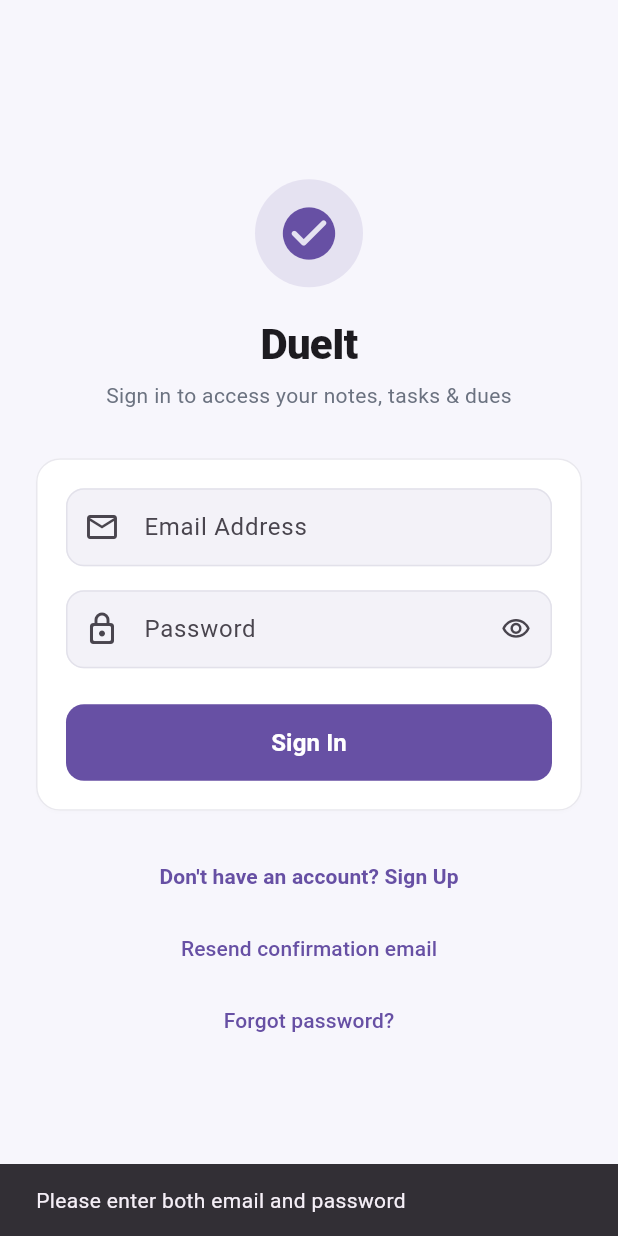
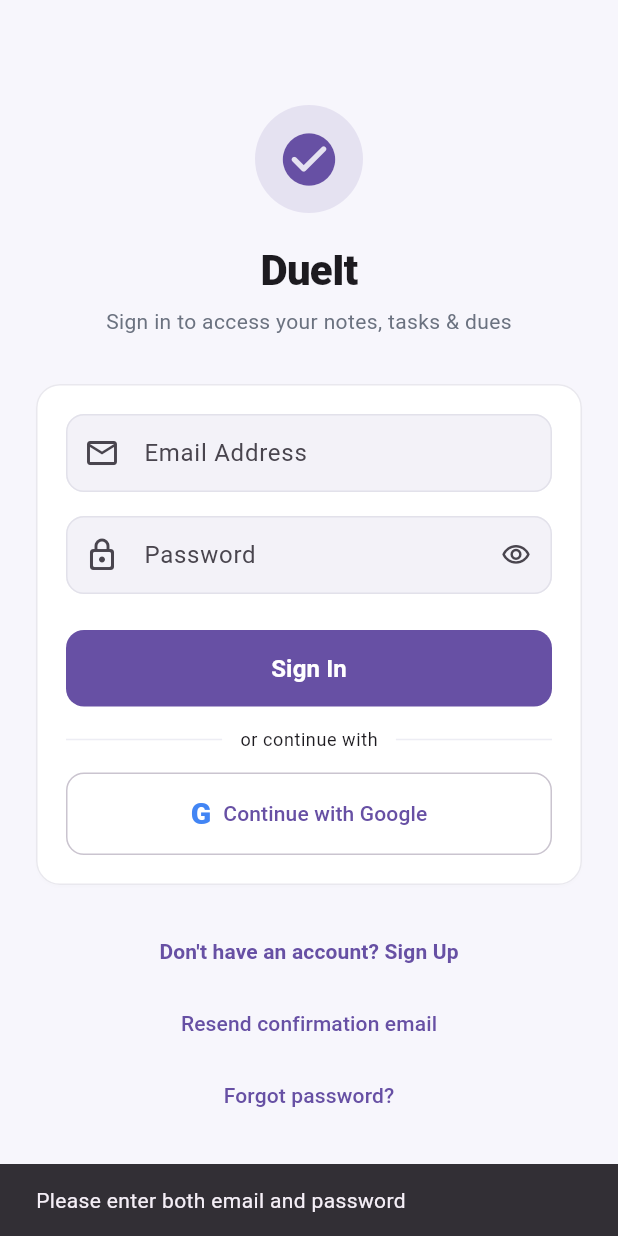
Before and after one commit to adityabhardwaj323/DueIt, a Flutter app: the screen it shows after launch, after a tap on "Sign In", on a phone screen of 412 x 824 dp. Run offline on Flutter 3.47's test engine with Material 3 defaults, Android fonts, the phone set to English and light mode, and no system bars; our stand-ins replace firebase_core, firebase_messaging, flutter_riverpod, share_plus, shared_preferences, supabase_flutter and 1 more; missing offline and left inert: home_widget; accounts and stored records are empty.

Commit message:
feat(auth): add Google OAuth and refresh session handling

```diff
--- a/due_it/lib/main.dart
+++ b/due_it/lib/main.dart
@@ -29,7 +29,15 @@ void main() async {
   await AppTimezone.initialize();
 
   // Initialize Supabase
-  await Supabase.initialize(url: supabaseUrl, anonKey: supabaseAnonKey);
+  await Supabase.initialize(
+    url: supabaseUrl,
+    publishableKey: supabaseAnonKey,
+    authOptions: const FlutterAuthClientOptions(
+      autoRefreshToken: true,
+      persistSession: true,
+      detectSessionInUri: true,
+    ),
+  );
 
   // Initialize Firebase
   try {
@@ -83,6 +91,10 @@ class _AuthGateState extends State<_AuthGate> {
         setState(() => _recoveringPassword = true);
       } else if (state.event == AuthChangeEvent.signedOut) {
         setState(() => _recoveringPassword = false);
+      } else if (state.session != null) {
+        // Rebuild the root when password or OAuth sign-in completes, and keep
+        // persisted sessions visible after token refresh events.
+        setState(() => _recoveringPassword = false);
       }
     });
   }
--- a/due_it/lib/src/features/auth/presentation/auth_screen.dart
+++ b/due_it/lib/src/features/auth/presentation/auth_screen.dart
@@ -8,6 +8,8 @@ class AuthScreen extends StatefulWidget {
   @override
   State<AuthScreen> createState() => _AuthScreenState();
 }
+
+const _authCallbackUrl = 'com.dueit.due_it://auth-callback';
 
 class _AuthScreenState extends State<AuthScreen> {
   final _emailController = TextEditingController();
@@ -35,6 +37,15 @@ class _AuthScreenState extends State<AuthScreen> {
       );
       return;
     }
+    if (!email.contains('@') ||
+        !email.substring(email.indexOf('@') + 1).contains('.')) {
+      _showMessage('Enter a valid email address.', isError: true);
+      return;
+    }
+    if (!_isLogin && password.length < 6) {
+      _showMessage('Password must be at least 6 characters.', isError: true);
+      return;
+    }
 
     setState(() {
       _isLoading = true;
@@ -50,6 +61,7 @@ class _AuthScreenState extends State<AuthScreen> {
         final response = await Supabase.instance.client.auth.signUp(
           email: email,
           password: password,
+          emailRedirectTo: kIsWeb ? null : _authCallbackUrl,
         );
         if (!mounted) return;
 
@@ -88,7 +100,10 @@ class _AuthScreenState extends State<AuthScreen> {
       }
     } catch (error) {
       if (mounted) {
-        _showMessage('An unexpected error occurred', isError: true);
+        _showMessage(
+          'Could not complete authentication. Check your connection and try again. ($error)',
+          isError: true,
+        );
       }
     } finally {
       if (mounted) {
@@ -96,6 +111,34 @@ class _AuthScreenState extends State<AuthScreen> {
           _isLoading = false;
         });
       }
+    }
+  }
+
+  Future<void> _signInWithGoogle() async {
+    setState(() => _isLoading = true);
+    try {
+      final launched = await Supabase.instance.client.auth.signInWithOAuth(
+        OAuthProvider.google,
+        redirectTo: kIsWeb ? null : 'com.dueit.due_it://auth-callback',
+        scopes: 'openid email profile',
+      );
+      if (!launched && mounted) {
+        _showMessage(
+          'Could not open Google sign-in. Please try again.',
+          isError: true,
+        );
+      }
+    } on AuthException catch (error) {
+      if (mounted) _showMessage(error.message, isError: true);
+    } catch (error) {
+      if (mounted) {
+        _showMessage(
+          'Google sign-in failed. Check your connection and try again. ($error)',
+          isError: true,
+        );
+      }
+    } finally {
+      if (mounted) setState(() => _isLoading = false);
     }
   }
 
@@ -111,6 +154,7 @@ class _AuthScreenState extends State<AuthScreen> {
       await Supabase.instance.client.auth.resend(
         type: OtpType.signup,
         email: email,
+        emailRedirectTo: kIsWeb ? null : _authCallbackUrl,
       );
       if (mounted) {
         _showMessage(
@@ -288,6 +332,39 @@ class _AuthScreenState extends State<AuthScreen> {
                                   ),
                                 ),
                         ),
+                        const SizedBox(height: 14),
+                        Row(
+                          children: [
+                            const Expanded(child: Divider()),
+                            Padding(
+                              padding: const EdgeInsets.symmetric(
+                                horizontal: 12,
+                              ),
+                              child: Text(
+                                'or continue with',
+                                style: theme.textTheme.bodySmall,
+                              ),
+                            ),
+                            const Expanded(child: Divider()),
+                          ],
+                        ),
+                        const SizedBox(height: 14),
+                        OutlinedButton.icon(
+                          onPressed: _isLoading ? null : _signInWithGoogle,
+                          icon: const Text(
+                            'G',
+                            style: TextStyle(
+                              fontSize: 20,
+                              fontWeight: FontWeight.w800,
+                              color: Color(0xFF4285F4),
+                            ),
+                          ),
+                          label: const Text('Continue with Google'),
+                          style: OutlinedButton.styleFrom(
+                            padding: const EdgeInsets.symmetric(vertical: 13),
+                            side: BorderSide(color: theme.colorScheme.outlineVariant),
+                          ),
+                        ),
                       ],
                     ),
                   ),
```
Also changed, not shown: 4 other files.
